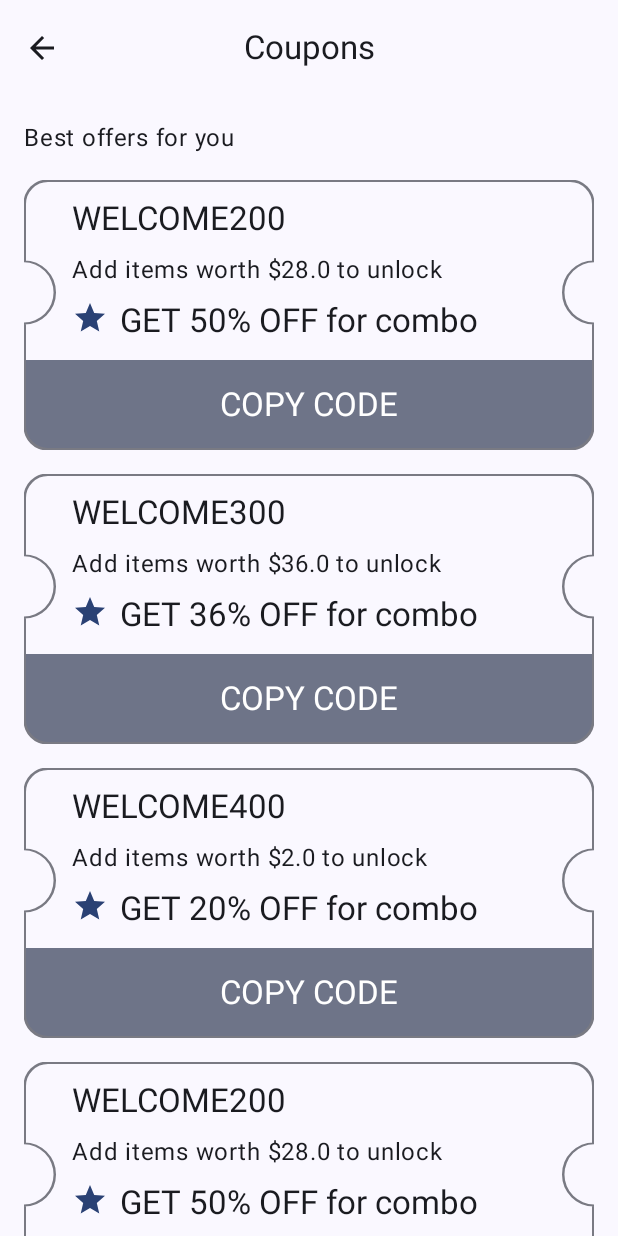
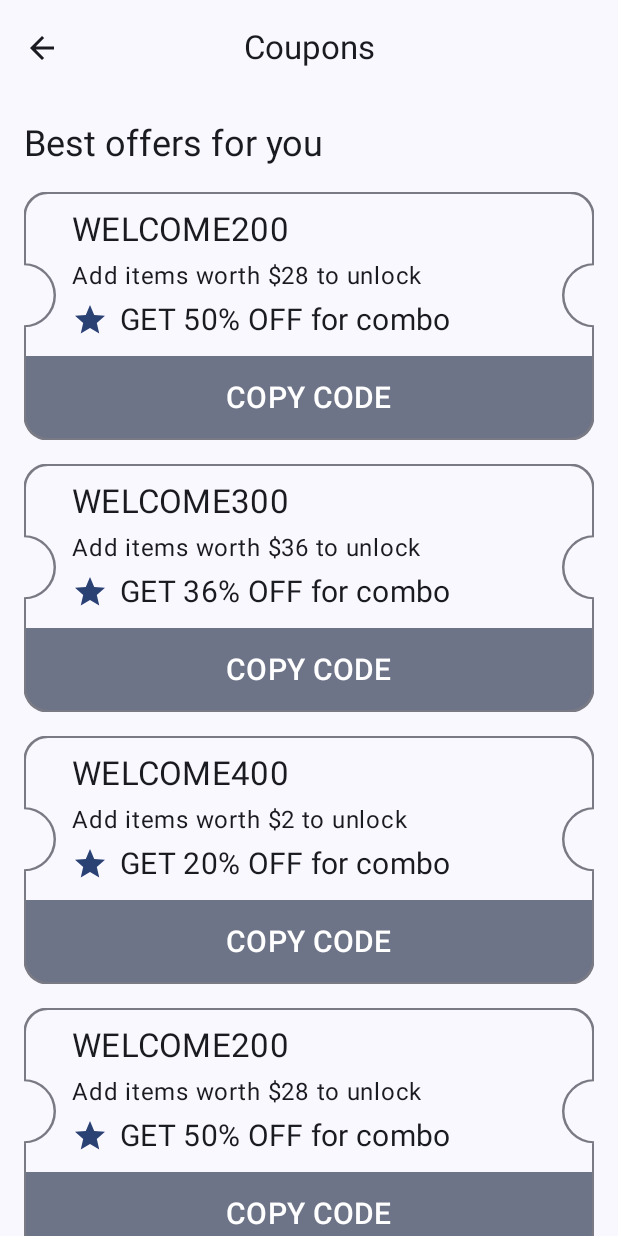
Before and after one commit to Zaed-solutions/Khana, an Android app built with Jetpack Compose: the @Preview function CouponScreenContentPreview, on a phone screen of 412 x 824 dp. Run offline under Robolectric (Android 15) with nearby library versions, the phone set to English and light mode, and no system bars.

Commit message:
feat/#10/implement_coupon_screen: Updated coupons screen ui elements and behaviour

```diff
--- a/app/src/main/java/org/zaed/khana/MainActivity.kt
+++ b/app/src/main/java/org/zaed/khana/MainActivity.kt
@@ -9,6 +9,7 @@ import androidx.compose.runtime.Composable
 import androidx.compose.ui.Modifier
 import androidx.compose.ui.tooling.preview.Preview
 import org.zaed.khana.presentation.cart.CartScreen
+import org.zaed.khana.presentation.coupons.CouponsScreen
 import org.zaed.khana.presentation.theme.KhanaTheme
 import org.zaed.khana.presentation.wishlist.WishlistScreen
 
@@ -18,7 +19,7 @@ class MainActivity : ComponentActivity() {
         enableEdgeToEdge()
         setContent {
             KhanaTheme {
-                CartScreen(onBackPressed = { /*TODO*/ }, onNavigateToCheckout = { /*TODO*/ })
+                CouponsScreen {}
             }
         }
     }
--- a/app/src/main/java/org/zaed/khana/presentation/coupons/CouponsScreen.kt
+++ b/app/src/main/java/org/zaed/khana/presentation/coupons/CouponsScreen.kt
@@ -13,10 +13,15 @@ import androidx.compose.material3.CenterAlignedTopAppBar
 import androidx.compose.material3.ExperimentalMaterial3Api
 import androidx.compose.material3.Icon
 import androidx.compose.material3.IconButton
+import androidx.compose.material3.MaterialTheme
 import androidx.compose.material3.Scaffold
+import androidx.compose.material3.SnackbarHost
+import androidx.compose.material3.SnackbarHostState
 import androidx.compose.material3.Text
 import androidx.compose.runtime.Composable
 import androidx.compose.runtime.getValue
+import androidx.compose.runtime.remember
+import androidx.compose.runtime.rememberCoroutineScope
 import androidx.compose.ui.Modifier
 import androidx.compose.ui.platform.ClipboardManager
 import androidx.compose.ui.platform.LocalClipboardManager
@@ -25,9 +30,13 @@ import androidx.compose.ui.text.AnnotatedString
 import androidx.compose.ui.tooling.preview.Preview
 import androidx.compose.ui.unit.dp
 import androidx.lifecycle.compose.collectAsStateWithLifecycle
+import kotlinx.coroutines.launch
 import org.koin.androidx.compose.koinViewModel
 import org.zaed.khana.R
 import org.zaed.khana.data.model.Coupon
+import org.zaed.khana.data.util.CartResult
+import org.zaed.khana.data.util.ProductResult
+import org.zaed.khana.data.util.userMessage
 import org.zaed.khana.presentation.coupons.components.CouponItem
 import org.zaed.khana.presentation.theme.KhanaTheme
 
@@ -38,16 +47,12 @@ fun CouponsScreen(
     onBackPressed: () -> Unit
 ) {
     val state by viewModel.uiState.collectAsStateWithLifecycle()
-    val clipboardManager: ClipboardManager = LocalClipboardManager.current
     CouponsScreenContent(
         modifier = modifier,
         coupons = state.coupons,
         onAction = { action ->
             when (action) {
                 CouponsUiAction.OnBackPressed -> onBackPressed()
-                is CouponsUiAction.OnCopyCouponCode -> {
-                    clipboardManager.setText(AnnotatedString(action.code))
-                }
             }
         }
     )
@@ -60,8 +65,12 @@ private fun CouponsScreenContent(
     coupons: List<Coupon>,
     onAction: (CouponsUiAction) -> Unit,
 ) {
+    val clipboardManager: ClipboardManager = LocalClipboardManager.current
+    val snackbarHostState = remember { SnackbarHostState() }
+    val scope = rememberCoroutineScope()
     Scaffold(
         modifier = modifier.fillMaxSize(),
+        snackbarHost = { SnackbarHost(snackbarHostState) },
         topBar = {
             CenterAlignedTopAppBar(
                 title = { Text(text = stringResource(R.string.coupons)) },
@@ -84,13 +93,21 @@ private fun CouponsScreenContent(
                 .padding(paddingValues)
         ) {
             item {
-                Text(text = stringResource(R.string.best_offers_for_you))
+                Text(text = stringResource(R.string.best_offers_for_you), style = MaterialTheme.typography.headlineSmall)
             }
             items(coupons.size) { index ->
                 val coupon = coupons[index]
                 CouponItem(
                     coupon = coupon,
-                    onCopyCouponCode = { onAction(CouponsUiAction.OnCopyCouponCode(it)) }
+                    onCopyCouponCode = { code ->
+                        clipboardManager.setText(AnnotatedString(code))
+                        scope.launch {
+                            snackbarHostState.showSnackbar(
+                                message = "Copied coupon code to clipboard!",
+                                withDismissAction = true
+                            )
+                        }
+                    }
                 )
             }
         }
--- a/app/src/main/java/org/zaed/khana/presentation/coupons/CouponsUiAction.kt
+++ b/app/src/main/java/org/zaed/khana/presentation/coupons/CouponsUiAction.kt
@@ -2,5 +2,4 @@ package org.zaed.khana.presentation.coupons
 
 interface CouponsUiAction {
     data object OnBackPressed: CouponsUiAction
-    data class OnCopyCouponCode(val code: String): CouponsUiAction
 }
--- a/app/src/main/java/org/zaed/khana/presentation/coupons/CouponsUiState.kt
+++ b/app/src/main/java/org/zaed/khana/presentation/coupons/CouponsUiState.kt
@@ -3,6 +3,5 @@ package org.zaed.khana.presentation.coupons
 import org.zaed.khana.data.model.Coupon
 
 data class CouponsUiState(
-    val currentUserId: String = "",
     val coupons: List<Coupon> = emptyList()
 )
--- a/app/src/main/java/org/zaed/khana/presentation/coupons/components/CouponItem.kt
+++ b/app/src/main/java/org/zaed/khana/presentation/coupons/components/CouponItem.kt
@@ -16,11 +16,13 @@ import androidx.compose.material3.MaterialTheme
 import androidx.compose.material3.OutlinedCard
 import androidx.compose.material3.Text
 import androidx.compose.runtime.Composable
+import androidx.compose.ui.Alignment
 import androidx.compose.ui.Modifier
 import androidx.compose.ui.res.stringResource
 import androidx.compose.ui.text.font.FontWeight
 import androidx.compose.ui.tooling.preview.Preview
 import androidx.compose.ui.unit.dp
+import androidx.compose.ui.unit.sp
 import org.zaed.khana.R
 import org.zaed.khana.data.model.Coupon
 import org.zaed.khana.presentation.theme.KhanaTheme
@@ -53,12 +55,17 @@ fun CouponItem(
                 Text(
                     text = coupon.title,
                     maxLines = 1,
-                    style = MaterialTheme.typography.titleLarge
+                    style = MaterialTheme.typography.titleMedium,
+                    fontWeight = FontWeight.Normal,
+                    fontSize = 22.sp
                 )
                 Text(
-                    text = "Add items worth \$${coupon.minAmount} to unlock",
-                    maxLines = 1,)
+                    text = "Add items worth \$${coupon.minAmount.toInt()} to unlock",
+                    maxLines = 1,
+                    style = MaterialTheme.typography.bodyLarge,
+                )
                 Row(
+                    verticalAlignment = Alignment.CenterVertically,
                     horizontalArrangement = Arrangement.spacedBy(8.dp)
                 ) {
                     Icon(
@@ -69,7 +76,9 @@ fun CouponItem(
                     Text(
                         text = coupon.description,
                         maxLines = 1,
-                        style = MaterialTheme.typography.titleLarge
+                        style = MaterialTheme.typography.titleMedium,
+                        fontWeight = FontWeight.Normal,
+                        fontSize = 20.sp
                     )
                 }
             }
@@ -81,7 +90,8 @@ fun CouponItem(
                 Text(
                     modifier = Modifier.padding(vertical= 8.dp),
                     text = stringResource(R.string.copy_code),
-                    style = MaterialTheme.typography.titleLarge
+                    style = MaterialTheme.typography.titleMedium,
+                    fontSize = 20.sp
                 )
             }
         }
@@ -94,10 +104,10 @@ private fun CouponItemPreview() {
     KhanaTheme {
         CouponItem(coupon = Coupon(
             title = "WELCOME200",
-            description = "GET 50% OFF for combo",
+            description = "GET 50% OFF",
             code = "WELCOME200",
             discountPercentage = 20f,
-            minAmount = 28f
+            minAmount = 2f
         )) {
 
         }
```
